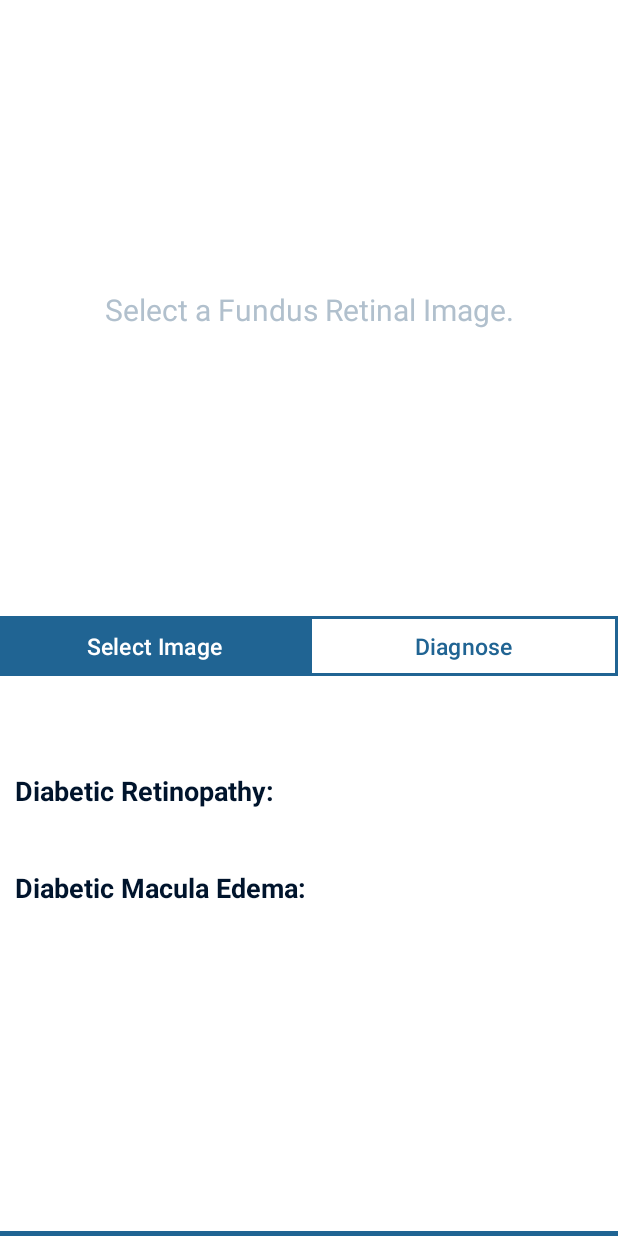
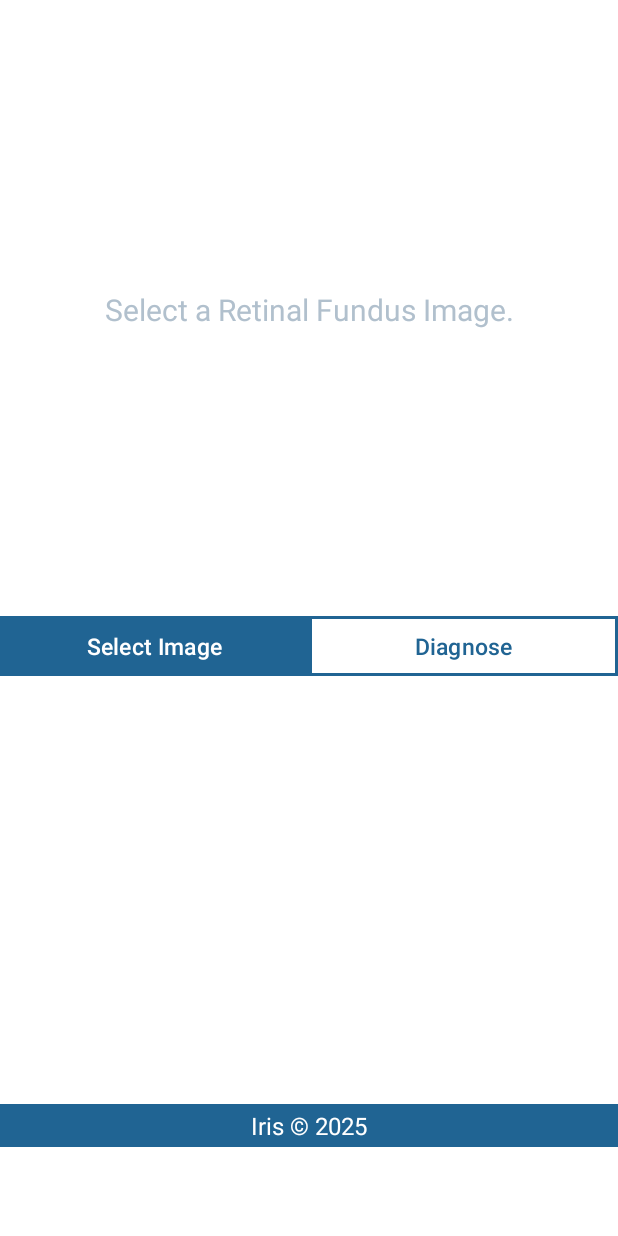
Before and after one commit to HR-HBM/Iris_Mobile_App, an Android app: the screen it shows after launch (MainActivity), on a phone screen of 412 x 824 dp. Run offline under Robolectric (Android 15) with nearby library versions, the phone set to English and light mode, and no system bars.

Commit message:
update MainActivity.kt and activity_main.xml

```diff
--- a/app/src/main/java/com/example/iris/MainActivity.kt
+++ b/app/src/main/java/com/example/iris/MainActivity.kt
@@ -382,11 +382,13 @@ class MainActivity : AppCompatActivity() {
             // Update diagnosis details with null safety
             val drDiagnosisDetail = drDiagnosisList.find { it.severity == prediction.retinopathy }?.symptoms ?: "Unknown severity level"
             drDiagnosis.text = "Diagnosis: $drDiagnosisDetail"
+            DRPrediction.visibility = View.VISIBLE
             drDiagnosis.visibility = View.VISIBLE
 
 
             val meDiagnosisDetail = meDiagnosisList.find { it.status == prediction.edema }?.features ?: "Unknown status"
             meDiagnosis.text = "Diagnosis: $meDiagnosisDetail"
+            MEPrediction.visibility = View.VISIBLE
             meDiagnosis.visibility = View.VISIBLE
 
 
--- a/app/src/main/res/layout/activity_main.xml
+++ b/app/src/main/res/layout/activity_main.xml
@@ -39,7 +39,7 @@
                 android:id="@+id/placeholderText"
                 android:layout_width="300dp"
                 android:layout_height="wrap_content"
-                android:text="Select a Fundus Retinal Image."                android:textColor="#b1c0cd"
+                android:text="Select a Retinal Fundus Image."                android:textColor="#b1c0cd"
                 android:textAlignment="center"
                 android:textSize="20dp"
                 android:visibility="visible"
@@ -131,6 +131,7 @@
             android:text="Diabetic Retinopathy: "
             android:textSize="18dp"
             android:gravity="start"
+            android:visibility="gone"
             android:textColor="#00142c"
             app:layout_constraintTop_toBottomOf="@id/linLayout"
             app:layout_constraintStart_toStartOf="parent"
@@ -193,6 +194,8 @@
             android:layout_marginTop="40dp"
             android:text="Diabetic Macula Edema:"
             android:textSize="18dp"
+            android:visibility="invisible"
+
             android:gravity="start"
             android:textColor="#00142c"
             app:layout_constraintTop_toBottomOf="@id/notesCard"
```
